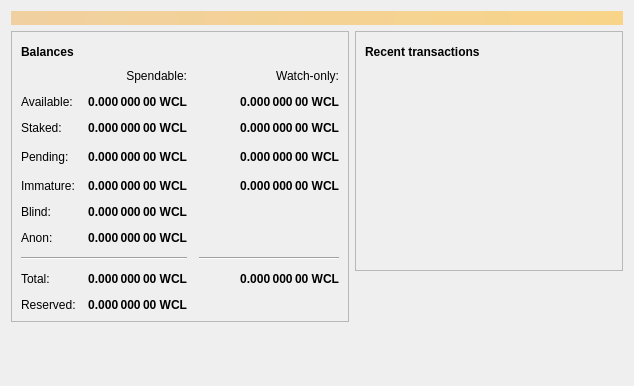
Before: the Qt Designer form src/qt/forms/overviewpage.ui in vpubchain/vircle-core, drawn with Qt 5.
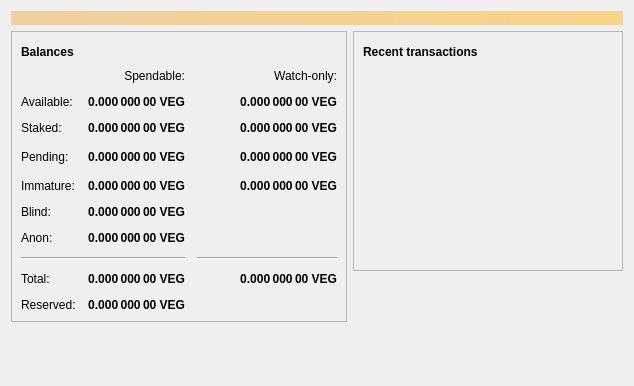
After: the same form once the commit is applied. Icons and pictures are not drawn.

```diff
--- a/src/qt/forms/overviewpage.ui
+++ b/src/qt/forms/overviewpage.ui
@@ -129,7 +129,7 @@
                <string>Your current staked balance</string>
               </property>
               <property name="text">
-               <string notr="true">0.000 000 00 WCL</string>
+               <string notr="true">0.000 000 00 VEG</string>
               </property>
               <property name="alignment">
                <set>Qt::AlignRight|Qt::AlignTrailing|Qt::AlignVCenter</set>
@@ -154,7 +154,7 @@
                <string>Your current watch-only staked balance</string>
               </property>
               <property name="text">
-               <string notr="true">0.000 000 00 WCL</string>
+               <string notr="true">0.000 000 00 VEG</string>
               </property>
               <property name="alignment">
                <set>Qt::AlignRight|Qt::AlignTrailing|Qt::AlignVCenter</set>
@@ -179,7 +179,7 @@
                <string>Mined balance in watch-only addresses that has not yet matured</string>
               </property>
               <property name="text">
-               <string notr="true">0.000 000 00 WCL</string>
+               <string notr="true">0.000 000 00 VEG</string>
               </property>
               <property name="alignment">
                <set>Qt::AlignRight|Qt::AlignTrailing|Qt::AlignVCenter</set>
@@ -217,7 +217,7 @@
                <string>Mined balance that has not yet matured</string>
               </property>
               <property name="text">
-               <string notr="true">0.000 000 00 WCL</string>
+               <string notr="true">0.000 000 00 VEG</string>
               </property>
               <property name="alignment">
                <set>Qt::AlignRight|Qt::AlignTrailing|Qt::AlignVCenter</set>
@@ -242,7 +242,7 @@
                <string>Unconfirmed transactions to watch-only addresses</string>
               </property>
               <property name="text">
-               <string notr="true">0.000 000 00 WCL</string>
+               <string notr="true">0.000 000 00 VEG</string>
               </property>
               <property name="alignment">
                <set>Qt::AlignRight|Qt::AlignTrailing|Qt::AlignVCenter</set>
@@ -267,7 +267,7 @@
                <string>Total of transactions that have yet to be confirmed, and do not yet count toward the spendable balance</string>
               </property>
               <property name="text">
-               <string notr="true">0.000 000 00 WCL</string>
+               <string notr="true">0.000 000 00 VEG</string>
               </property>
               <property name="alignment">
                <set>Qt::AlignRight|Qt::AlignTrailing|Qt::AlignVCenter</set>
@@ -318,7 +318,7 @@
                <string>Current total balance in watch-only addresses</string>
               </property>
               <property name="text">
-               <string notr="true">0.000 000 00 WCL</string>
+               <string notr="true">0.000 000 00 VEG</string>
               </property>
               <property name="alignment">
                <set>Qt::AlignRight|Qt::AlignTrailing|Qt::AlignVCenter</set>
@@ -350,7 +350,7 @@
                <string>Your current total balance</string>
               </property>
               <property name="text">
-               <string notr="true">0.000 000 00 WCL</string>
+               <string notr="true">0.000 000 00 VEG</string>
               </property>
               <property name="alignment">
                <set>Qt::AlignRight|Qt::AlignTrailing|Qt::AlignVCenter</set>
@@ -406,7 +406,7 @@
                <string>Your current balance in watch-only addresses</string>
               </property>
               <property name="text">
-               <string notr="true">0.000 000 00 WCL</string>
+               <string notr="true">0.000 000 00 VEG</string>
               </property>
               <property name="alignment">
                <set>Qt::AlignRight|Qt::AlignTrailing|Qt::AlignVCenter</set>
@@ -455,7 +455,7 @@
                <string>Your current spendable blinded balance</string>
               </property>
               <property name="text">
-               <string notr="true">0.000 000 00 WCL</string>
+               <string notr="true">0.000 000 00 VEG</string>
               </property>
               <property name="alignment">
                <set>Qt::AlignRight|Qt::AlignTrailing|Qt::AlignVCenter</set>
@@ -487,7 +487,7 @@
                <string>Your current spendable anon balance</string>
               </property>
               <property name="text">
-               <string notr="true">0.000 000 00 WCL</string>
+               <string notr="true">0.000 000 00 VEG</string>
               </property>
               <property name="alignment">
                <set>Qt::AlignRight|Qt::AlignTrailing|Qt::AlignVCenter</set>
@@ -512,7 +512,7 @@
                <string>Your current spendable balance</string>
               </property>
               <property name="text">
-               <string notr="true">0.000 000 00 WCL</string>
+               <string notr="true">0.000 000 00 VEG</string>
               </property>
               <property name="alignment">
                <set>Qt::AlignRight|Qt::AlignTrailing|Qt::AlignVCenter</set>
@@ -544,7 +544,7 @@
                <string>Your current spendable balance</string>
               </property>
               <property name="text">
-               <string notr="true">0.000 000 00 WCL</string>
+               <string notr="true">0.000 000 00 VEG</string>
               </property>
               <property name="alignment">
                <set>Qt::AlignRight|Qt::AlignTrailing|Qt::AlignVCenter</set>
```
